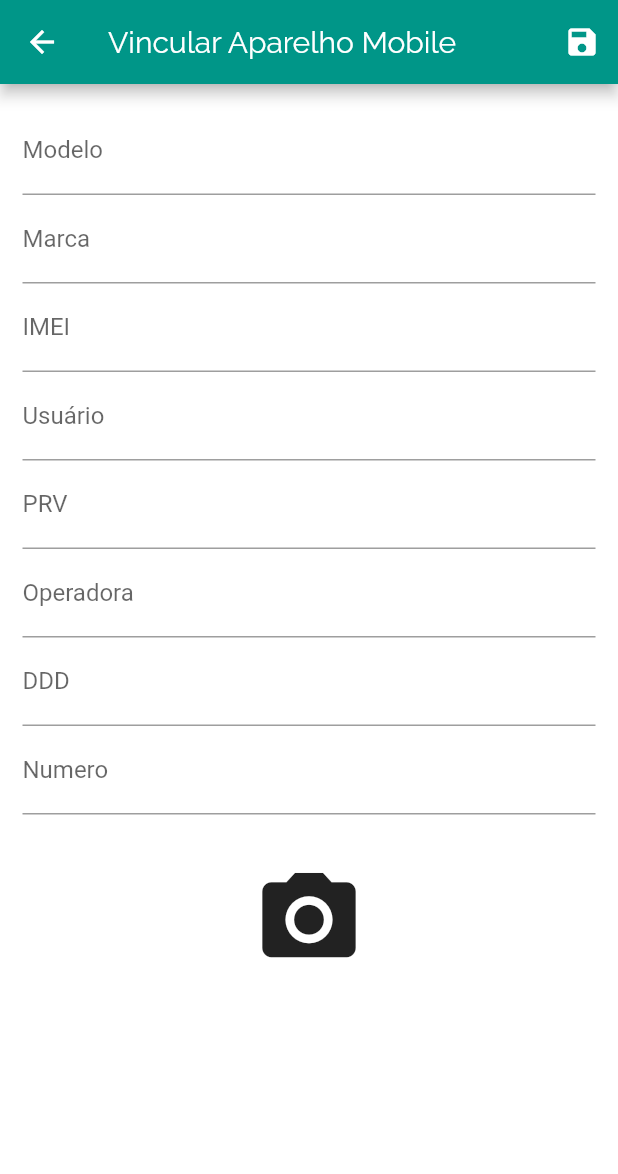
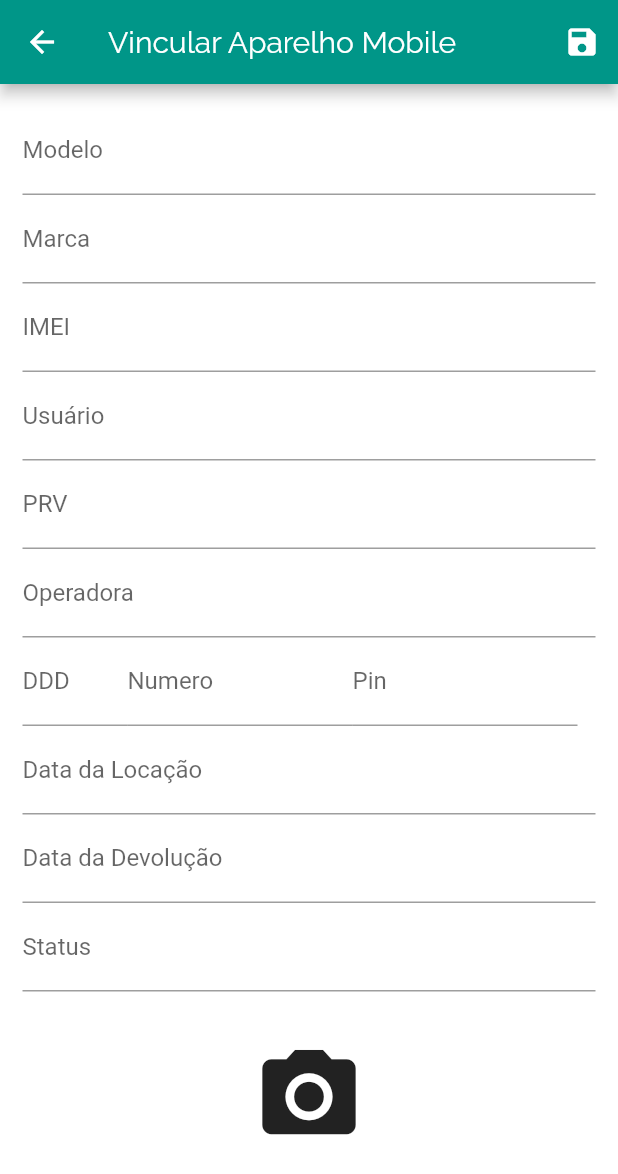
Before and after one commit to nofsd/NoFSD, a Flutter app: the MobilesManagerScreen screen opened by its route, after a tap on the "add" icon, on a phone screen of 412 x 824 dp. Shown: the top 1174 px of the screen. Run offline on Flutter 3.47's test engine with Material 2 defaults, Android fonts, the light colour scheme and no system bars; our stand-ins replace firebase_auth, google_sign_in, image_picker, shared_preferences; missing offline and left inert: cloud_firestore_web, firebase_auth_web, firebase_core_web, flutter_auth_buttons, google_sign_in_web, shared_preferences_web; accounts and stored records are empty; network calls fail.

Commit message:
atualização de grid home

```diff
--- a/lib/models/mobile_model.dart
+++ b/lib/models/mobile_model.dart
@@ -14,20 +14,28 @@ class MobileModel with ChangeNotifier {
   final String numero;
   final String ddd;
   final String pais;
+  final String dataLocacao;
+  final String dataDevolucao;
+  final String status;
+  final String locado;
 
   MobileModel({
     this.id,
-    @required this.modelo,
-    @required this.marca,
-    @required this.imei,
+    this.modelo, //
+    this.marca, //
+    this.imei, //
     this.vouncher,
     this.tradeIn,
-    @required this.usuario,
-    @required this.prv,
-    @required this.operadora,
+    this.usuario, //
+    this.prv, //
+    this.operadora, //
     this.pin,
-    @required this.numero,
-    @required this.ddd,
+    this.numero, //
+    this.ddd, //
     this.pais,
+    this.dataLocacao,
+    this.dataDevolucao,
+    this.status,
+    this.locado,
   });
 }
--- a/lib/provider/mobiles_provider.dart
+++ b/lib/provider/mobiles_provider.dart
@@ -38,6 +38,7 @@ class MobilesProvider with ChangeNotifier {
           operadora: mobileData['operadora'],
           ddd: mobileData['ddd'],
           numero: mobileData['numero'],
+          status: mobileData['status'],
         ));
       });
       //print(json.decode(response.body));
@@ -61,6 +62,7 @@ class MobilesProvider with ChangeNotifier {
         'operadora': newMobile.operadora,
         'ddd': newMobile.ddd,
         'numero': newMobile.numero,
+        'status': newMobile.status,
       }),
     );
 
@@ -74,6 +76,7 @@ class MobilesProvider with ChangeNotifier {
       operadora: newMobile.operadora,
       ddd: newMobile.ddd,
       numero: newMobile.numero,
+      status: newMobile.status,
     ));
     //notifyListeners = vai notificar todos os interessados quando o evento for chamado
     notifyListeners();
@@ -97,6 +100,7 @@ class MobilesProvider with ChangeNotifier {
           'operadora': mobile.operadora,
           'ddd': mobile.ddd,
           'numero': mobile.numero,
+          'status': mobile.status,
         }),
       );
       _itemsMobiles[index] = mobile;
--- a/lib/screens/mobile_form_screen.dart
+++ b/lib/screens/mobile_form_screen.dart
@@ -73,6 +73,7 @@ class _MobileFormScreenState extends State<MobileFormScreen> {
       operadora: _formData['operadora'],
       ddd: _formData['ddd'],
       numero: _formData['numero'],
+      status: _formData['status'],
     );
 
     setState(() {
@@ -189,22 +190,86 @@ class _MobileFormScreenState extends State<MobileFormScreen> {
                 //onSaved vai executar o _saveForm
                 onSaved: (value) => _formData['operadora'] = value,
               ),
+              Row(
+                children: [
+                  Container(
+                    width: 70,
+                    child: TextFormField(
+                      initialValue: _formData['ddd'],
+                      decoration: InputDecoration(
+                        labelText: 'DDD',
+                      ),
+                      textInputAction:
+                          TextInputAction.next, // muda para o próximo
+                      keyboardType: TextInputType.numberWithOptions(
+                        decimal: true,
+                      ),
+                      onFieldSubmitted: (_) {
+                        FocusScope.of(context).requestFocus(_numeroFocusNode);
+                      },
+                      //onSaved vai executar o _saveForm
+                      onSaved: (value) => _formData['ddd'] = value,
+                    ),
+                  ),
+                  Container(
+                    width: 150,
+                    child: TextFormField(
+                      initialValue: _formData['numero'],
+                      decoration: InputDecoration(labelText: 'Numero'),
+                      textInputAction:
+                          TextInputAction.next, // muda para o próximo
+                      keyboardType: TextInputType.numberWithOptions(
+                        decimal: false,
+                      ),
+                      onFieldSubmitted: (_) {
+                        FocusScope.of(context).requestFocus(_marcaFocusNode);
+                      },
+                      //onSaved vai executar o _saveForm
+                      onSaved: (value) => _formData['numero'] = value,
+                    ),
+                  ),
+                  Container(
+                    width: 150,
+                    child: TextFormField(
+                      initialValue: _formData['pin'],
+                      decoration: InputDecoration(labelText: 'Pin'),
+                      textInputAction:
+                          TextInputAction.next, // muda para o próximo
+                      keyboardType: TextInputType.numberWithOptions(
+                        decimal: false,
+                      ),
+                      onFieldSubmitted: (_) {
+                        FocusScope.of(context).requestFocus(_marcaFocusNode);
+                      },
+                      //onSaved vai executar o _saveForm
+                      onSaved: (value) => _formData['pin'] = value,
+                    ),
+                  ),
+                ],
+              ),
               TextFormField(
-                initialValue: _formData['ddd'],
-                decoration: InputDecoration(labelText: 'DDD'),
+                initialValue: _formData['dataLocacao'],
+                decoration: InputDecoration(labelText: 'Data da Locação'),
                 textInputAction: TextInputAction.next, // muda para o próximo
-                keyboardType: TextInputType.numberWithOptions(
-                  decimal: true,
-                ),
                 onFieldSubmitted: (_) {
-                  FocusScope.of(context).requestFocus(_numeroFocusNode);
+                  FocusScope.of(context).requestFocus(_marcaFocusNode);
                 },
                 //onSaved vai executar o _saveForm
-                onSaved: (value) => _formData['ddd'] = value,
+                onSaved: (value) => _formData['dataLocacao'] = value,
               ),
               TextFormField(
-                initialValue: _formData['numero'],
-                decoration: InputDecoration(labelText: 'Numero'),
+                initialValue: _formData['dataDevolucao'],
+                decoration: InputDecoration(labelText: 'Data da Devolução'),
+                textInputAction: TextInputAction.next, // muda para o próximo
+                onFieldSubmitted: (_) {
+                  FocusScope.of(context).requestFocus(_marcaFocusNode);
+                },
+                //onSaved vai executar o _saveForm
+                onSaved: (value) => _formData['dataDevolucao'] = value,
+              ),
+              TextFormField(
+                initialValue: _formData['status'],
+                decoration: InputDecoration(labelText: 'Status'),
                 textInputAction: TextInputAction.next, // muda para o próximo
                 keyboardType: TextInputType.numberWithOptions(
                   decimal: false,
@@ -213,7 +278,7 @@ class _MobileFormScreenState extends State<MobileFormScreen> {
                   FocusScope.of(context).requestFocus(_marcaFocusNode);
                 },
                 //onSaved vai executar o _saveForm
-                onSaved: (value) => _formData['numero'] = value,
+                onSaved: (value) => _formData['status'] = value,
               ),
               GestureDetector(
                 child: Container(
--- a/lib/widgets/app_drawer_widget.dart
+++ b/lib/widgets/app_drawer_widget.dart
@@ -44,8 +44,29 @@ class AppDrawer extends StatelessWidget {
             child: Icon(Icons.home),
           ),
           Divider(),
-          Image.asset(
-            "assets/images/logo_nome_01.png",
+          Container(
+            margin: EdgeInsets.only(bottom: 30),
+            decoration: BoxDecoration(
+              borderRadius: BorderRadius.circular(20),
+              color: Colors.black45,
+              boxShadow: [
+                BoxShadow(
+                    blurRadius: 8, color: Colors.black26, offset: Offset(0, 7)),
+              ],
+            ),
+            padding: EdgeInsets.symmetric(
+              vertical: 7,
+              horizontal: 70,
+            ),
+            transform: Matrix4.rotationZ(-8 * 3.14 / 180)..translate(-10.0),
+            child: Text(
+              'NoFSD',
+              style: TextStyle(
+                  color: Colors.white70,
+                  //Theme.of(context).accentTextTheme.headline6.color,
+                  fontSize: 45,
+                  fontFamily: 'Anton'),
+            ),
           ),
           Divider(),
           Container(
@@ -125,6 +146,7 @@ class AppDrawer extends StatelessWidget {
               Navigator.of(context).pushNamed(AppRotas.MOBILE_FORM);
             },
           ),
+          Divider(),
           ListTile(
             leading: Icon(Icons.edit),
             title: Text('Gerenciar Mobiles'),
@@ -133,6 +155,7 @@ class AppDrawer extends StatelessWidget {
                   .pushReplacementNamed(AppRotas.GERENCIAR_MOBILES);
             },
           ),
+          Divider(),
           ListTile(
             title: Text(
               "Chip's",
@@ -143,6 +166,7 @@ class AppDrawer extends StatelessWidget {
               Navigator.of(context).pushNamed(AppRotas.MOBILE_CHIPS);
             },
           ),
+          Divider(),
           ListTile(
             title: Text(
               "Usuarios",
@@ -153,6 +177,7 @@ class AppDrawer extends StatelessWidget {
               Navigator.of(context).pushNamed(AppRotas.MOBILE_USUARIOS);
             },
           ),
+          Divider(),
           ListTile(
             title: Text(
               "Controle",
--- a/lib/widgets/mobile_grid_widget.dart
+++ b/lib/widgets/mobile_grid_widget.dart
@@ -25,7 +25,7 @@ class MobileGridWidget extends StatelessWidget {
         ),
       ),
       gridDelegate: SliverGridDelegateWithFixedCrossAxisCount(
-        crossAxisCount: 2,
+        crossAxisCount: 4,
         childAspectRatio: 3 / 3,
         crossAxisSpacing: 10,
         mainAxisSpacing: 10,
```
Also changed, not shown: lib/widgets/mobile_grid_item_widget.dart (+46 -19 lines), assets/images/escuro.jpg (added), assets/images/mao.png (added).
